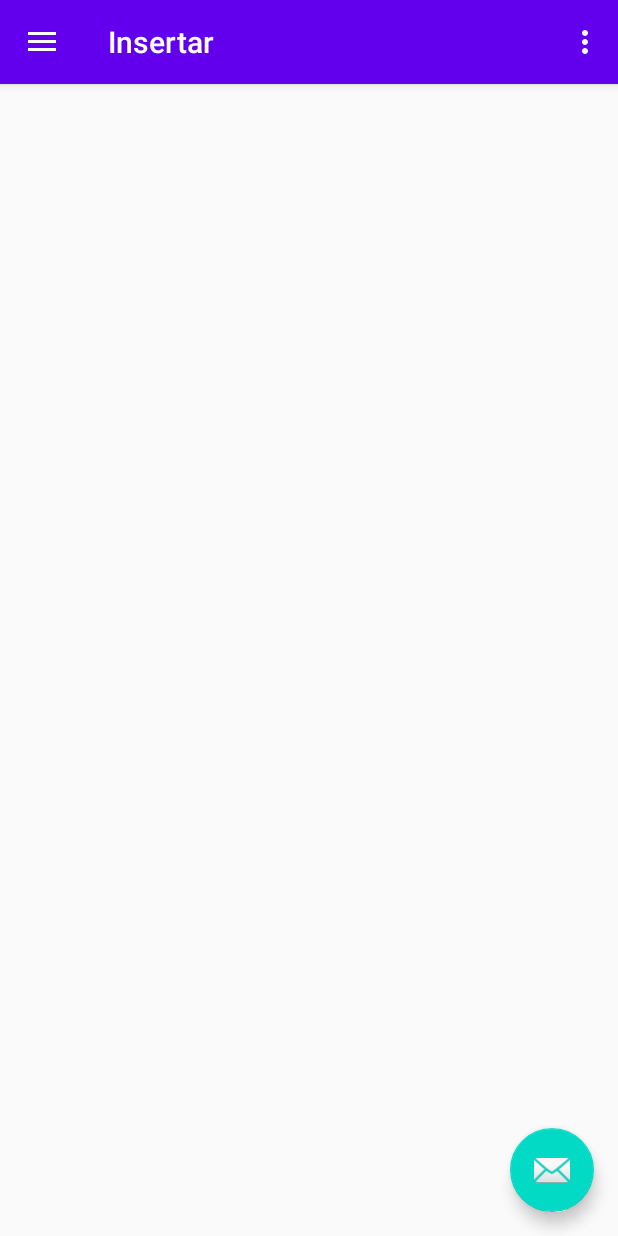
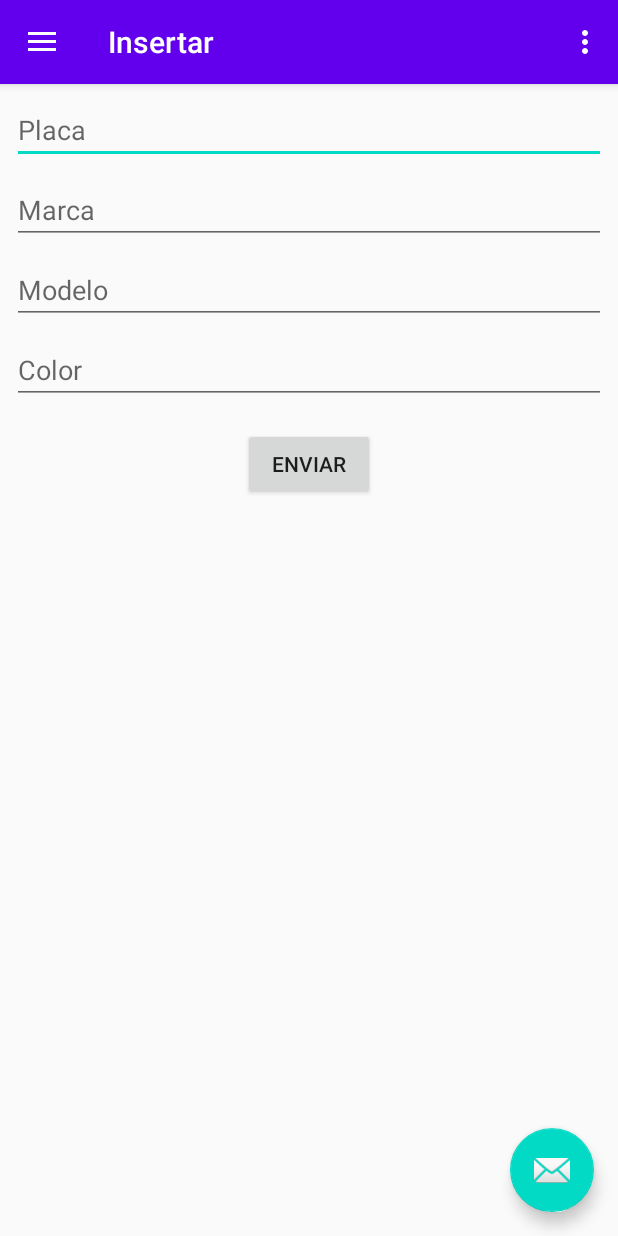
Before and after one commit to DanielAristy/sistemaVehiculoCliente, an Android app: the screen it shows after launch (MainActivity), in the side drawer, after a tap on "Insertar", on a phone screen of 412 x 824 dp. Run offline under Robolectric (Android 15) with nearby library versions, the phone set to English and light mode, and no system bars; our stand-ins replace ButterKnife, navigation-ui.

Commit message:
Consumiendo servicios de Insertar y listar vehiculos, falta implementar eliminar y Actualizar.

```diff
--- a/app/src/main/AndroidManifest.xml
+++ b/app/src/main/AndroidManifest.xml
@@ -6,6 +6,7 @@
 
     <application
         android:allowBackup="true"
+        android:networkSecurityConfig="@xml/network_security_config"
         android:icon="@mipmap/ic_launcher"
         android:label="@string/app_name"
         android:roundIcon="@mipmap/ic_launcher_round"
--- a/app/src/main/java/com/example/sistemavehiculocliente/cliente/VehiculoCliente.java
+++ b/app/src/main/java/com/example/sistemavehiculocliente/cliente/VehiculoCliente.java
@@ -3,30 +3,25 @@ package com.example.sistemavehiculocliente.cliente;
 import com.example.sistemavehiculocliente.model.Vehiculo;
 import com.example.sistemavehiculocliente.util.EndPoint;
 
-import java.util.concurrent.TimeUnit;
+import java.util.List;
 
-import okhttp3.OkHttpClient;
-import retrofit2.Retrofit;
-import retrofit2.converter.gson.GsonConverterFactory;
+import retrofit2.Call;
+import retrofit2.http.Body;
+import retrofit2.http.DELETE;
+import retrofit2.http.GET;
+import retrofit2.http.Header;
+import retrofit2.http.POST;
+import retrofit2.http.Path;
 
-public class VehiculoCliente {
+public interface VehiculoCliente {
 
-    public void insertar(Vehiculo vehiculo){
+    /**Aqui le decimos al sistema que le vamos a enviar un objeto Json*/
+    @POST(EndPoint.INSERTAR_VEHICULO)
+    Call<Void> insertar(@Header("Content-Type") String contentTYype, @Body Vehiculo vehiculo);
 
-        Retrofit retrofit = getInstance();
+    @DELETE(EndPoint.ELIMINAR_VEHICULO)
+    Call<Void> eliminar(@Path("placa") String placa_vehiuclo);
 
-    }
-
-    private Retrofit getInstance() {
-        return new Retrofit.Builder()
-                .baseUrl(EndPoint.URL_BASE)
-                .addConverterFactory(GsonConverterFactory.create())
-                .client(simpleClient).build();
-    }
-
-    private final OkHttpClient simpleClient = new OkHttpClient.Builder()
-            .readTimeout(EndPoint.CONNECTION_TIMEOUT_RETROFIT, TimeUnit.SECONDS)
-            .connectTimeout(EndPoint.CONNECTION_TIMEOUT_RETROFIT, TimeUnit.SECONDS)
-            .build();
-
+    @GET(EndPoint.LISTAR)
+    Call<List<Vehiculo>> listar();
 }
--- a/app/src/main/java/com/example/sistemavehiculocliente/ui/insercion/InsercionFragment.java
+++ b/app/src/main/java/com/example/sistemavehiculocliente/ui/insercion/InsercionFragment.java
@@ -4,6 +4,8 @@ import android.os.Bundle;
 import android.view.LayoutInflater;
 import android.view.View;
 import android.view.ViewGroup;
+import android.widget.Button;
+import android.widget.EditText;
 import android.widget.TextView;
 
 import androidx.annotation.NonNull;
@@ -13,14 +15,49 @@ import androidx.lifecycle.Observer;
 import androidx.lifecycle.ViewModelProviders;
 
 import com.example.sistemavehiculocliente.R;
+import com.example.sistemavehiculocliente.cliente.VehiculoClienteImpl;
+import com.example.sistemavehiculocliente.model.Vehiculo;
+
+import butterknife.BindView;
+import butterknife.ButterKnife;
 
 public class InsercionFragment extends Fragment {
+
+    private Vehiculo vehiculo;
+    private VehiculoClienteImpl vehiculoCliente;
+    @BindView(R.id.txtPlaca)
+    public EditText txtPlaca;
+    @BindView(R.id.txtMarca)
+    public EditText txtMarca;
+    @BindView(R.id.txtModelo)
+    public EditText txtModelo;
+    @BindView(R.id.txtColor)
+    public EditText txtColor;
+    @BindView(R.id.btnEnviar)
+    public Button btnEnviar;
+
 
     public View onCreateView(@NonNull LayoutInflater inflater,
                              ViewGroup container, Bundle savedInstanceState) {
 
         View root = inflater.inflate(R.layout.fragment_insercion, container, false);
-
+        initComponent(root);
+        btnEnviar.setOnClickListener(v -> enviar());
         return root;
     }
+
+    private void enviar() {
+        vehiculo.setPlaca(txtPlaca.getText().toString());
+        vehiculo.setMarca(txtMarca.getText().toString());
+        vehiculo.setModelo(txtModelo.getText().toString());
+        vehiculo.setColor(txtColor.getText().toString());
+        vehiculoCliente.insertar(vehiculo);
+
+    }
+
+    private void initComponent(View root) {
+        ButterKnife.bind(this, root);
+        vehiculo = new Vehiculo();
+        vehiculoCliente = new VehiculoClienteImpl(getContext());
+    }
 }
--- a/app/src/main/java/com/example/sistemavehiculocliente/util/EndPoint.java
+++ b/app/src/main/java/com/example/sistemavehiculocliente/util/EndPoint.java
@@ -2,12 +2,13 @@ package com.example.sistemavehiculocliente.util;
 
 public class EndPoint {
 
+    public static final String CONTENT_TYPE_APPLICATION_JSON = "application/json";
     public static final long CONNECTION_TIMEOUT_RETROFIT = 40;
-    public static final String URL_BASE = "http://http://192.168.1.55:8080/";
+    public static final String URL_BASE = "http://192.168.1.55:8080/";
 
     public static final String INSERTAR_VEHICULO = "control-vehiculo/vehiculo";
 //    public static final String ACTUALIZAR_VEHICULO = "control-vehiculo/{placa}/vehiculo";
-//    public static final String ELIMINAR_VEHICULO = "control-vehiculo/{placa}/vehiculo";
+    public static final String ELIMINAR_VEHICULO = "control-vehiculo/{placa}/vehiculo";
     public static final String LISTAR = "control-vehiculo/vehiculos";
 
 }
--- a/app/src/main/res/layout/fragment_insercion.xml
+++ b/app/src/main/res/layout/fragment_insercion.xml
@@ -6,17 +6,83 @@
     android:layout_height="match_parent"
     tools:context=".ui.insercion.InsercionFragment">
 
-    <TextView
-        android:id="@+id/text_gallery"
-        android:layout_width="match_parent"
+    <EditText
+        android:id="@+id/txtPlaca"
+        android:layout_width="0dp"
         android:layout_height="wrap_content"
         android:layout_marginStart="8dp"
         android:layout_marginTop="8dp"
         android:layout_marginEnd="8dp"
-        android:textAlignment="center"
-        android:textSize="20sp"
+        android:layout_marginBottom="8dp"
+        android:ems="10"
+        android:inputType="textPersonName"
+        android:hint="Placa"
         app:layout_constraintBottom_toBottomOf="parent"
         app:layout_constraintEnd_toEndOf="parent"
         app:layout_constraintStart_toStartOf="parent"
-        app:layout_constraintTop_toTopOf="parent" />
+        app:layout_constraintTop_toTopOf="parent"
+        app:layout_constraintVertical_bias="0.0" />
+
+    <EditText
+        android:id="@+id/txtMarca"
+        android:layout_width="0dp"
+        android:layout_height="wrap_content"
+        android:layout_marginStart="8dp"
+        android:layout_marginTop="8dp"
+        android:layout_marginEnd="8dp"
+        android:layout_marginBottom="8dp"
+        android:ems="10"
+        android:inputType="textPersonName"
+        android:hint="Marca"
+        app:layout_constraintBottom_toBottomOf="parent"
+        app:layout_constraintEnd_toEndOf="parent"
+        app:layout_constraintStart_toStartOf="parent"
+        app:layout_constraintTop_toBottomOf="@+id/txtPlaca"
+        app:layout_constraintVertical_bias="0.0" />
+
+    <EditText
+        android:id="@+id/txtModelo"
+        android:layout_width="0dp"
+        android:layout_height="wrap_content"
+        android:layout_marginStart="8dp"
+        android:layout_marginTop="8dp"
+        android:layout_marginEnd="8dp"
+        android:layout_marginBottom="8dp"
+        android:ems="10"
+        android:inputType="textPersonName"
+        android:hint="Modelo"
+        app:layout_constraintBottom_toBottomOf="parent"
+        app:layout_constraintEnd_toEndOf="parent"
+        app:layout_constraintStart_toStartOf="parent"
+        app:layout_constraintTop_toBottomOf="@+id/txtMarca"
+        app:layout_constraintVertical_bias="0.0" />
+
+    <EditText
+        android:id="@+id/txtColor"
+        android:layout_width="0dp"
+        android:layout_height="wrap_content"
+        android:layout_marginStart="8dp"
+        android:layout_marginTop="8dp"
+        android:layout_marginEnd="8dp"
+        android:layout_marginBottom="8dp"
+        android:ems="10"
+        android:inputType="textPersonName"
+        android:hint="Color"
+        app:layout_constraintBottom_toBottomOf="parent"
+        app:layout_constraintEnd_toEndOf="parent"
+        app:layout_constraintStart_toStartOf="parent"
+        app:layout_constraintTop_toBottomOf="@+id/txtModelo"
+        app:layout_constraintVertical_bias="0.0" />
+
+    <Button
+        android:id="@+id/btnEnviar"
+        android:layout_width="wrap_content"
+        android:layout_height="wrap_content"
+        android:layout_marginTop="16dp"
+        android:text="@string/enviar"
+        app:layout_constraintBottom_toBottomOf="parent"
+        app:layout_constraintEnd_toEndOf="parent"
+        app:layout_constraintStart_toStartOf="parent"
+        app:layout_constraintTop_toBottomOf="@+id/txtColor"
+        app:layout_constraintVertical_bias="0.0" />
 </androidx.constraintlayout.widget.ConstraintLayout>
--- a/app/src/main/res/values/strings.xml
+++ b/app/src/main/res/values/strings.xml
@@ -10,4 +10,12 @@
     <string name="menu_home">Home</string>
     <string name="menu_listar">Listar</string>
     <string name="menu_insercion">Insertar</string>
+    <string name="informacion_insertada">Informacion insertada exitosamente</string>
+    <string name="ocurrio_un_error">Ocurrió un error en la comunicación</string>
+    <string name="enviar">Enviar</string>
+    <string name="listar">Se han listado los datos</string>
+    <string name="no_listar">Ocurrio un error al listar los datos</string>
+    <string name="sin_vehiculos">No existen vehiculos configuradas en el sistema</string>
+    <string name="elimino_correctamente">Se elimino correctamente.</string>
+    <string name="no_elimino">Hubo un error al eliminar el objeto.</string>
 </resources>
--- /dev/null
+++ b/app/src/main/res/xml/network_security_config.xml
@@ -0,0 +1,6 @@
+<?xml version="1.0" encoding="utf-8"?>
+<network-security-config>
+    <domain-config cleartextTrafficPermitted="true">
+        <domain includeSubdomains="true">192.168.1.55</domain>
+    </domain-config>
+</network-security-config>
```
Also changed, not shown: app/src/main/java/com/example/sistemavehiculocliente/cliente/VehiculoClienteImpl.java (added, +113 -0 lines), app/src/main/java/com/example/sistemavehiculocliente/ui/listado/ListadoFragment.java (+22 -1 lines), app/src/main/res/layout/fragment_listado.xml (+4 -9 lines).
